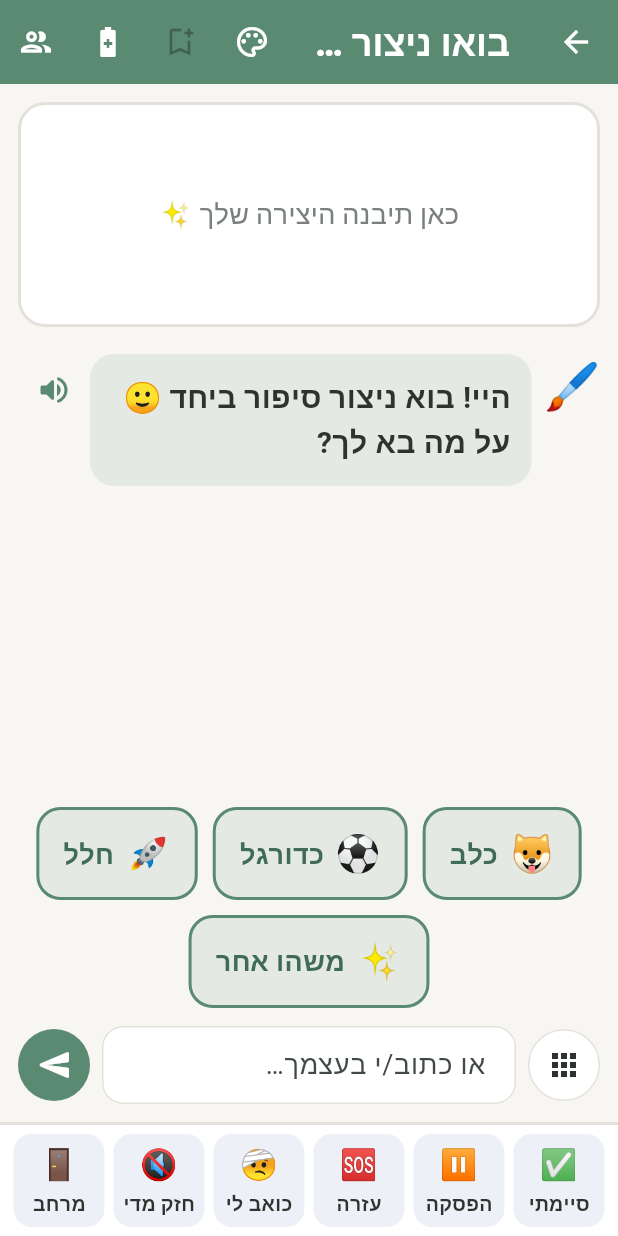
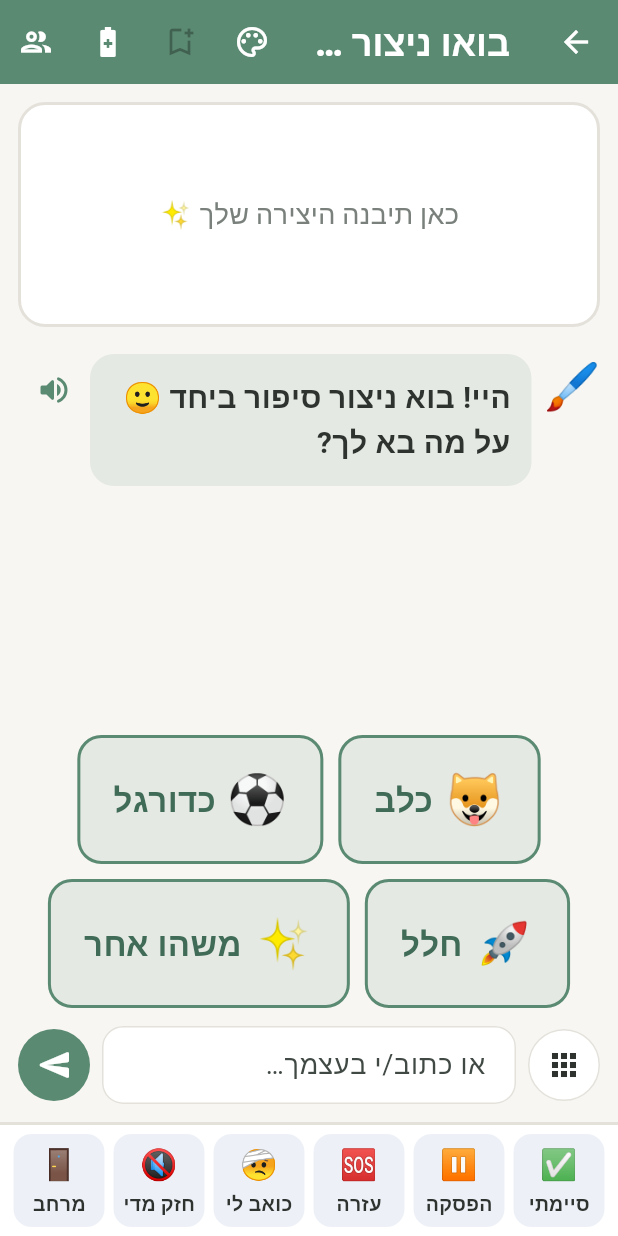
Before and after one commit to ronymilanez34-prog/creative-aac, a Flutter app: the screen it shows after launch, after a tap on "בואו ניצור ביחד", on a phone screen of 412 x 824 dp. Run offline on Flutter 3.47's test engine with Material 3 defaults, Android fonts, the phone set to English and light mode, and no system bars; our stand-ins replace audioplayers, file_picker, flutter_svg, flutter_tts, share_plus, shared_preferences; missing offline and left inert: record.

Commit message:
feat: the chips are spoken with the reply, in screen order, and are bigger to tap (20.10, Rony)
Co-Authored-By: Claude Fable 5.1 <noreply@anthropic.com>

```diff
--- a/lib/screens/companion_screen.dart
+++ b/lib/screens/companion_screen.dart
@@ -429,7 +429,12 @@ class _CompanionScreenState extends State<CompanionScreen> {
       if (turn.needsConfirmation && c != null && c.options.isNotEmpty) {
         _speak('${turn.say} ${c.question} ${c.options.join(', או ')}');
       } else {
-        _speak(turn.say);
+        // The chips are spoken too, in their on-screen order (20.10, Rony:
+        // "הקראה גם לאופציות") — the screen never assumes reading.
+        final labels = [for (final o in _displayOptions) o.label];
+        _speak(labels.isEmpty
+            ? turn.say
+            : '${turn.say} ${labels.join(', ')}, או משהו אחר');
       }
     }
   }
@@ -2284,11 +2289,14 @@ class _Chip extends StatelessWidget {
 
   @override
   Widget build(BuildContext context) {
-    final emojiSize = big ? 34.0 : 24.0;
-    final fontSize = big ? 24.0 : 18.0;
+    // Big by default (20.10, Rony: "להגדיל את הכפתורים, שיהיה יותר קל
+    // ללחוץ"): a chip is a finger target first, a label second. Low
+    // energy makes them bigger still.
+    final emojiSize = big ? 40.0 : 32.0;
+    final fontSize = big ? 26.0 : 22.0;
     final pad = big
-        ? const EdgeInsets.symmetric(horizontal: 26, vertical: 20)
-        : const EdgeInsets.symmetric(horizontal: 16, vertical: 12);
+        ? const EdgeInsets.symmetric(horizontal: 30, vertical: 24)
+        : const EdgeInsets.symmetric(horizontal: 22, vertical: 18);
     return Material(
       color: AppColors.primary.withValues(alpha: 0.12),
       borderRadius: BorderRadius.circular(16),
```
